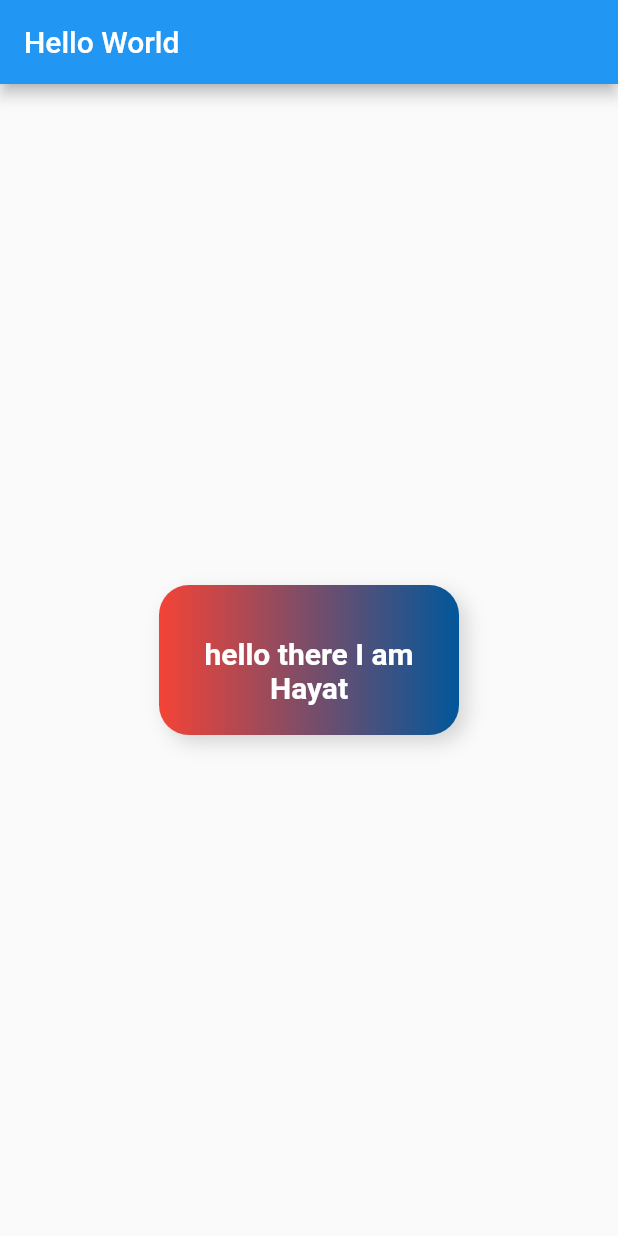
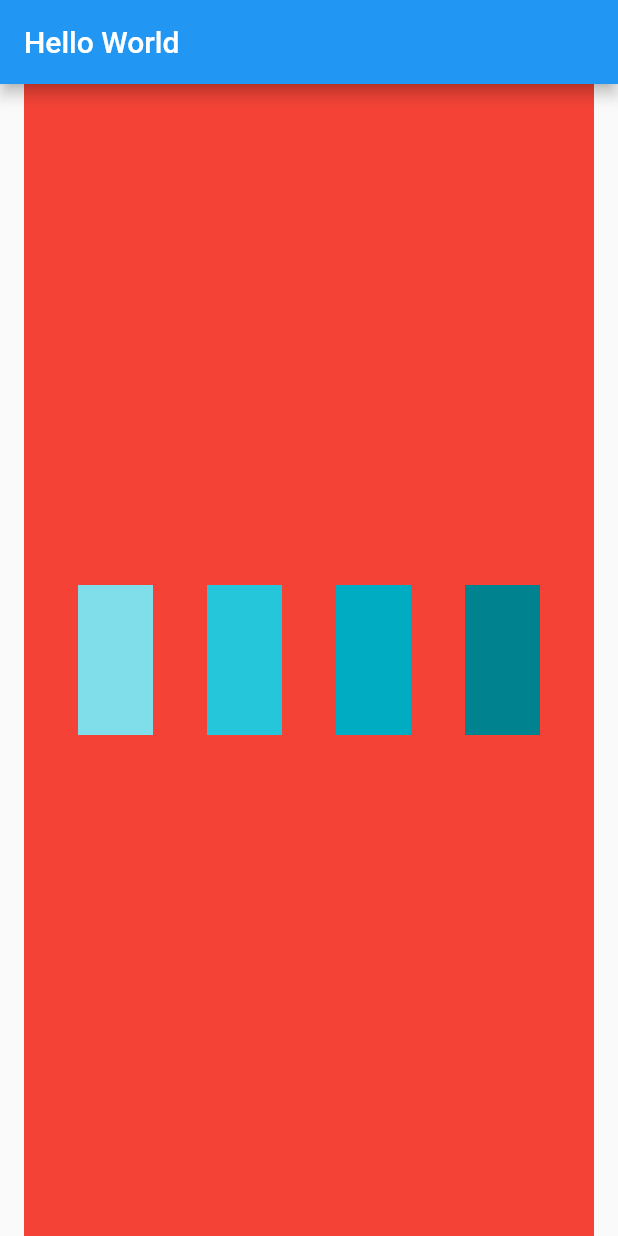
Before and after one commit to hayat-tamboli/flutter-first-steps, a Flutter app: the screen it shows after launch, on a phone screen of 412 x 824 dp. Run offline on Flutter 3.47's test engine with Material 2 defaults, Android fonts, the phone set to English and light mode, and no system bars.

Commit message:
explored rows & columns

```diff
--- a/lib/main.dart
+++ b/lib/main.dart
@@ -15,34 +15,43 @@ class HomePage extends StatelessWidget {
         appBar: AppBar(
           title: Text("Hello World"),
         ),
-        body: Center(
-            child: Container(
-          // color: Colors.cyan,
-          width: 200,
-          height: 100,
-          padding: const EdgeInsets.all(20),
-          alignment: Alignment.bottomCenter,
-          child: Text(
-            "hello there I am Hayat",
-            textAlign: TextAlign.center,
-            style: TextStyle(
-              color: Colors.white,
-              fontWeight: FontWeight.w700,
-              fontSize: 20,
+        body: Padding(
+          padding: const EdgeInsets.fromLTRB(16, 0, 16, 0),
+          child: Container(
+            width: MediaQuery.of(context).size.width,
+            height: MediaQuery.of(context).size.height,
+            color: Colors.red,
+            child: Row(
+              mainAxisAlignment: MainAxisAlignment.spaceEvenly,
+              crossAxisAlignment: CrossAxisAlignment.center,
+              children: [
+                Container(
+                  color: Colors.cyan[200],
+                  width: 50,
+                  height: 100,
+                  padding: const EdgeInsets.all(20),
+                ),
+                Container(
+                  color: Colors.cyan[400],
+                  width: 50,
+                  height: 100,
+                  padding: const EdgeInsets.all(20),
+                ),
+                Container(
+                  color: Colors.cyan[600],
+                  width: 50,
+                  height: 100,
+                  padding: const EdgeInsets.all(20),
+                ),
+                Container(
+                  color: Colors.cyan[800],
+                  width: 50,
+                  height: 100,
+                  padding: const EdgeInsets.all(20),
+                )
+              ],
             ),
           ),
-          decoration: BoxDecoration(
-              color: Colors.lightGreen,
-              gradient:
-                  LinearGradient(colors: [Colors.red, Colors.lightBlue[900]]),
-              borderRadius: BorderRadius.circular(20),
-              boxShadow: [
-                BoxShadow(
-                  color: Colors.grey[350],
-                  blurRadius: 10,
-                  offset: Offset(5, 5),
-                )
-              ]),
-        )));
+        ));
   }
 }
```
